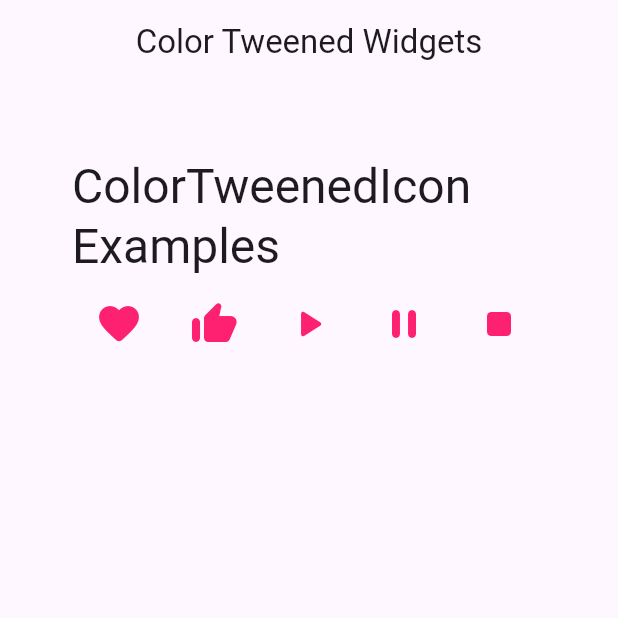
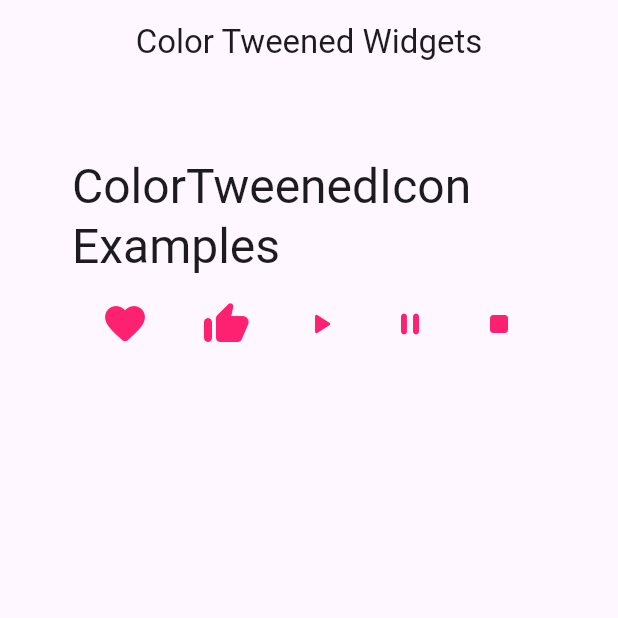
Before and after one commit to erayerdin/color_tweened, a Flutter app: the screen it shows after launch, on a phone screen of 412 x 824 dp, the top half of it. Run offline on Flutter 3.47's test engine with Material 2 defaults, Android fonts, the phone set to English and light mode, and no system bars.

Commit message:
add extension for Icon

```diff
--- a/example/lib/home.page.dart
+++ b/example/lib/home.page.dart
@@ -39,41 +39,37 @@ class HomePage extends StatelessWidget {
         ).paddingAll(16),
         Row(
           mainAxisAlignment: MainAxisAlignment.spaceEvenly,
-          children: const [
-            ColorTweenedIcon(
+          children: [
+            // with ColorTweenedIcon
+            const ColorTweenedIcon(
               Icons.favorite_rounded,
               startColor: _startColor,
               endColor: _endColor,
               duration: _duration,
               size: _iconSize,
             ),
-            ColorTweenedIcon(
+            const ColorTweenedIcon(
               Icons.thumb_up_rounded,
               startColor: _startColor,
               endColor: _endColor,
               duration: _duration,
               size: _iconSize,
             ),
-            ColorTweenedIcon(
-              Icons.play_arrow_rounded,
+            // with extension
+            const Icon(Icons.play_arrow_rounded).colorTweened(
               startColor: _startColor,
               endColor: _endColor,
               duration: _duration,
-              size: _iconSize,
             ),
-            ColorTweenedIcon(
-              Icons.pause_rounded,
+            const Icon(Icons.pause_rounded).colorTweened(
               startColor: _startColor,
               endColor: _endColor,
               duration: _duration,
-              size: _iconSize,
             ),
-            ColorTweenedIcon(
-              Icons.stop_rounded,
+            const Icon(Icons.stop_rounded).colorTweened(
               startColor: _startColor,
               endColor: _endColor,
               duration: _duration,
-              size: _iconSize,
             ),
           ],
         ),
```
Also changed, not shown: lib/src/icon.dart (+24 -0 lines).
